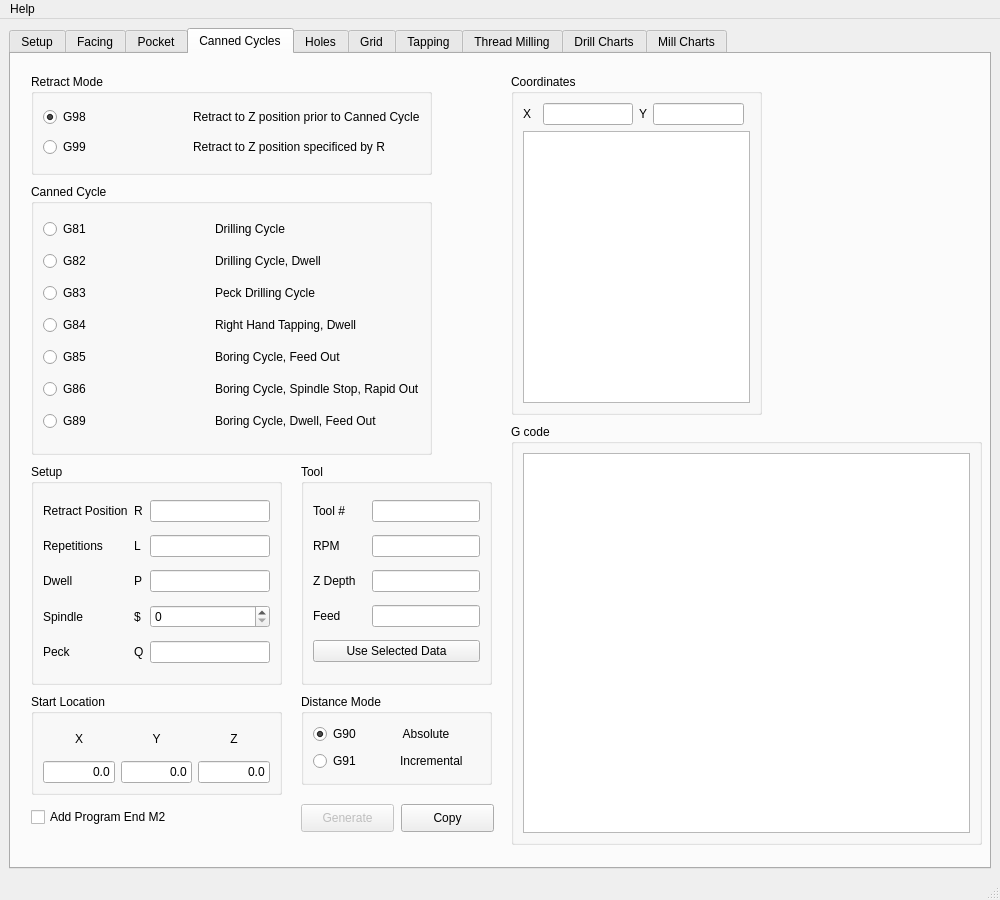
This is gcode/src/gcode.ui in jethornton/gcode as Qt 5 draws it before an edit. The edited form follows.
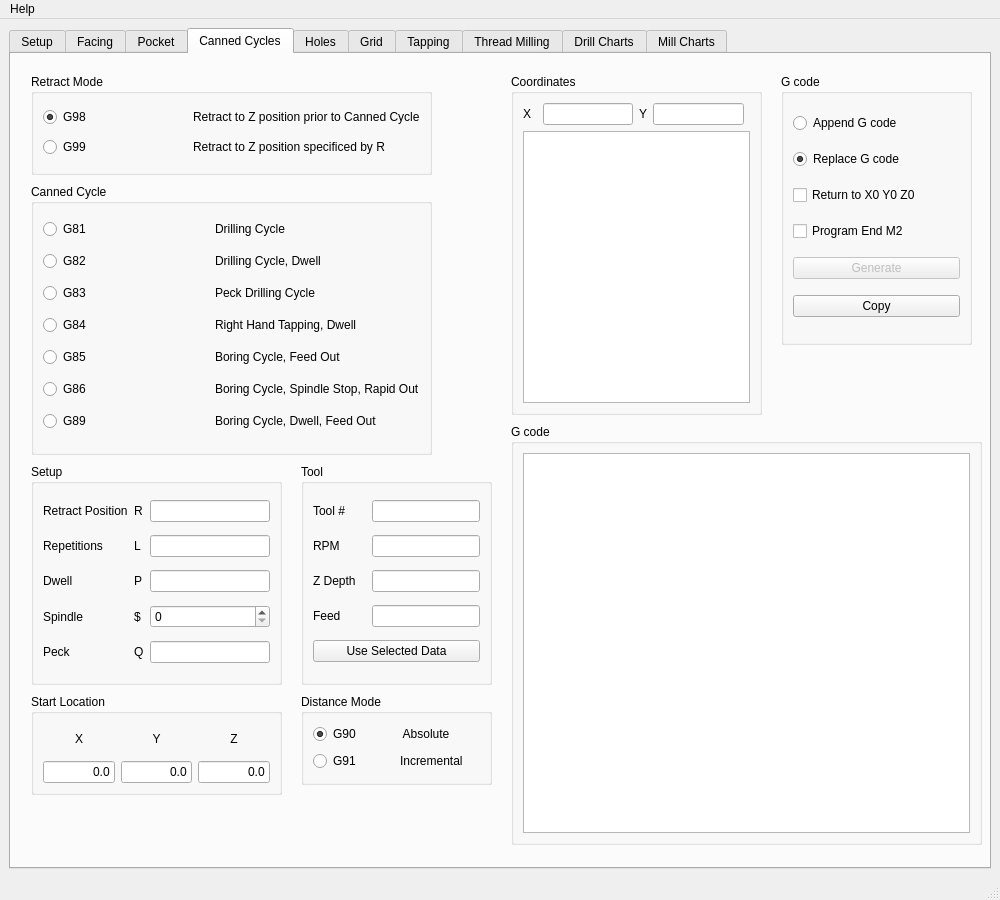
This is the edited form. The open tabs and pages were chosen to show the change.

Diff of the .ui file:
```diff
--- a/gcode/src/gcode.ui
+++ b/gcode/src/gcode.ui
@@ -1375,22 +1375,6 @@
          </item>
         </layout>
        </widget>
-       <widget class="QPushButton" name="canGeneratePB">
-        <property name="enabled">
-         <bool>false</bool>
-        </property>
-        <property name="geometry">
-         <rect>
-          <x>290</x>
-          <y>750</y>
-          <width>93</width>
-          <height>28</height>
-         </rect>
-        </property>
-        <property name="text">
-         <string>Generate</string>
-        </property>
-       </widget>
        <widget class="QGroupBox" name="groupBox_26">
         <property name="geometry">
          <rect>
@@ -1499,31 +1483,74 @@
          </item>
         </layout>
        </widget>
-       <widget class="QCheckBox" name="canProgEndCB">
+       <widget class="QGroupBox" name="groupBox_29">
         <property name="geometry">
          <rect>
-          <x>20</x>
-          <y>750</y>
-          <width>251</width>
-          <height>26</height>
+          <x>770</x>
+          <y>20</y>
+          <width>191</width>
+          <height>271</height>
          </rect>
         </property>
-        <property name="text">
-         <string>Add Program End M2</string>
+        <property name="title">
+         <string>G code</string>
         </property>
-       </widget>
-       <widget class="QPushButton" name="canCopyPB">
-        <property name="geometry">
-         <rect>
-          <x>390</x>
-          <y>750</y>
-          <width>93</width>
-          <height>28</height>
-         </rect>
-        </property>
-        <property name="text">
-         <string>Copy</string>
-        </property>
+        <layout class="QGridLayout" name="gridLayout_37">
+         <item row="5" column="0">
+          <widget class="QPushButton" name="canGeneratePB">
+           <property name="enabled">
+            <bool>false</bool>
+           </property>
+           <property name="text">
+            <string>Generate</string>
+           </property>
+          </widget>
+         </item>
+         <item row="6" column="0">
+          <widget class="QPushButton" name="canCopyPB">
+           <property name="text">
+            <string>Copy</string>
+           </property>
+          </widget>
+         </item>
+         <item row="3" column="0">
+          <widget class="QCheckBox" name="canProgEndCB">
+           <property name="text">
+            <string>Program End M2</string>
+           </property>
+          </widget>
+         </item>
+         <item row="1" column="0">
+          <widget class="QRadioButton" name="radioButton_9">
+           <property name="text">
+            <string>Replace G code</string>
+           </property>
+           <property name="checked">
+            <bool>true</bool>
+           </property>
+           <attribute name="buttonGroup">
+            <string notr="true">canGenerateBG</string>
+           </attribute>
+          </widget>
+         </item>
+         <item row="0" column="0">
+          <widget class="QRadioButton" name="radioButton_8">
+           <property name="text">
+            <string>Append G code</string>
+           </property>
+           <attribute name="buttonGroup">
+            <string notr="true">canGenerateBG</string>
+           </attribute>
+          </widget>
+         </item>
+         <item row="2" column="0">
+          <widget class="QCheckBox" name="canEndReturnCB">
+           <property name="text">
+            <string>Return to X0 Y0 Z0</string>
+           </property>
+          </widget>
+         </item>
+        </layout>
        </widget>
       </widget>
       <widget class="QWidget" name="tab_4">
```
Left out of the diff: 1 changed line with no effect on the pictures.
